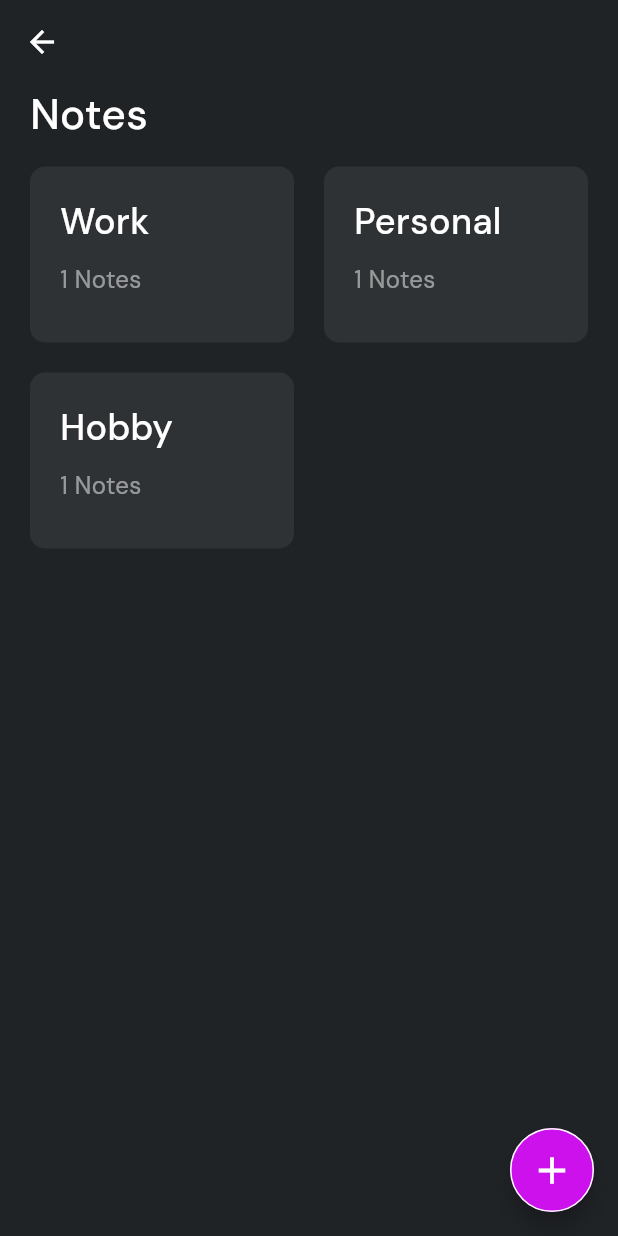
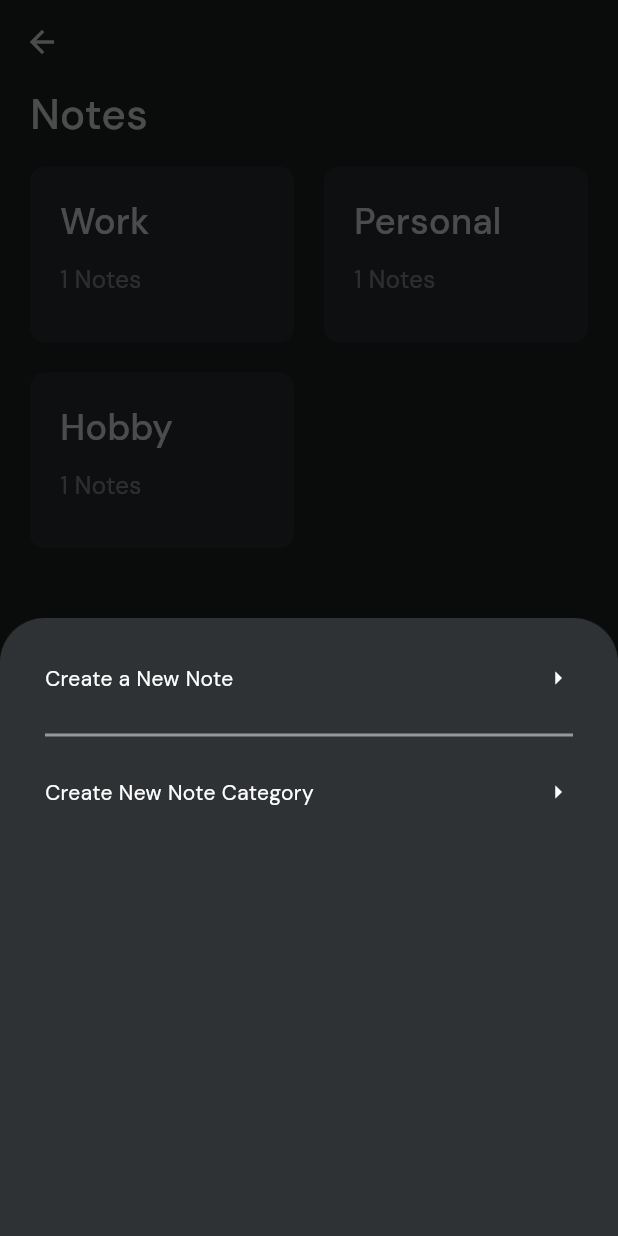
Before and after one commit to Minoli-1998/note-sphere, a Flutter app: the NotesPage screen opened by its route, after a tap on the "add" icon, on a phone screen of 412 x 824 dp. Run offline on Flutter 3.47's test engine with Material 3 defaults, Android fonts, the phone set to English and light mode, and no system bars; our stand-ins replace go_router, google_fonts, hive, hive_flutter; accounts and stored records are empty; generated files the repository leaves out were written again.

Commit message:
Create a new note category

```diff
--- /dev/null
+++ b/lib/pages/create_new_note.dart
@@ -0,0 +1,16 @@
+import 'package:flutter/material.dart';
+
+class CreateNewNote extends StatefulWidget {
+  final bool isNewCategory;
+  const CreateNewNote({super.key, required this.isNewCategory});
+
+  @override
+  State<CreateNewNote> createState() => _CreateNewNoteState();
+}
+
+class _CreateNewNoteState extends State<CreateNewNote> {
+  @override
+  Widget build(BuildContext context) {
+    return Scaffold(appBar: AppBar(title: Text("Note")));
+  }
+}
--- a/lib/pages/notes_page.dart
+++ b/lib/pages/notes_page.dart
@@ -5,6 +5,7 @@ import 'package:note_sphere/utils/colors.dart';
 import 'package:note_sphere/utils/constants.dart';
 import 'package:note_sphere/utils/router.dart';
 import 'package:note_sphere/utils/text_styles.dart';
+import 'package:note_sphere/widgets/category_input_bottom_sheet.dart';
 import 'package:note_sphere/widgets/notes_category_card.dart';
 
 class NotesPage extends StatefulWidget {
@@ -39,6 +40,28 @@ class _NotesPageState extends State<NotesPage> {
     loadNotes();
   }
 
+  // open bottom sheet
+  void openBottomSheet() {
+    showModalBottomSheet(
+      barrierColor: Colors.black.withValues(alpha: 0.7),
+      context: context,
+      builder: (context) {
+        return CategoryInputBottomSheet(
+          onNewNote: () {
+            // close the bottom sheet after clicking
+            Navigator.pop(context);
+            AppRouter.router.push('/create-note', extra: false);
+          },
+          onNewCategory: () {
+            // close the bottom sheet after clicking
+            Navigator.pop(context);
+            AppRouter.router.push("/create-note", extra: true);
+          },
+        );
+      },
+    );
+  }
+
   Future<void> loadNotes() async {
     final List<Note> loadedNotes = await noteService.loadNotes();
     final Map<String, List<Note>> notesByCategory = noteService
@@ -64,7 +87,7 @@ class _NotesPageState extends State<NotesPage> {
       ),
 
       floatingActionButton: FloatingActionButton(
-        onPressed: () {},
+        onPressed: openBottomSheet,
         shape: CircleBorder(
           side: BorderSide(width: 1, color: AppColors.kWhiteColor),
         ),
--- a/lib/utils/router.dart
+++ b/lib/utils/router.dart
@@ -1,5 +1,6 @@
 import 'package:flutter/material.dart';
 import 'package:go_router/go_router.dart';
+import 'package:note_sphere/pages/create_new_note.dart';
 import 'package:note_sphere/pages/home_page.dart';
 import 'package:note_sphere/pages/notes_by_category.dart';
 import 'package:note_sphere/pages/notes_page.dart';
@@ -47,6 +48,16 @@ class AppRouter {
           return NotesByCategory(category: category);
         },
       ),
+
+      // new note page
+      GoRoute(
+        name: "create note",
+        path: '/create-note',
+        builder: (context, state) {
+          final bool isNewCategory = state.extra as bool;
+          return CreateNewNote(isNewCategory: isNewCategory);
+        },
+      ),
     ],
   );
 }
--- /dev/null
+++ b/lib/widgets/category_input_bottom_sheet.dart
@@ -0,0 +1,86 @@
+import 'package:flutter/material.dart';
+import 'package:note_sphere/utils/colors.dart';
+import 'package:note_sphere/utils/constants.dart';
+import 'package:note_sphere/utils/container_styles.dart';
+import 'package:note_sphere/utils/text_styles.dart';
+
+class CategoryInputBottomSheet extends StatefulWidget {
+  final Function() onNewNote;
+  final Function() onNewCategory;
+
+  const CategoryInputBottomSheet({
+    super.key,
+    required this.onNewNote,
+    required this.onNewCategory,
+  });
+
+  @override
+  State<CategoryInputBottomSheet> createState() =>
+      _CategoryInputBottomSheetState();
+}
+
+class _CategoryInputBottomSheetState extends State<CategoryInputBottomSheet> {
+  @override
+  Widget build(BuildContext context) {
+    return Container(
+      width: double.infinity,
+      height: MediaQuery.of(context).size.height * 0.5,
+      padding: EdgeInsets.all(AppConstants.kDefaultPadding * 1.5),
+      decoration: AppContainerStyles.cardStyle.copyWith(
+        borderRadius: BorderRadius.only(
+          topLeft: Radius.circular(30),
+          topRight: Radius.circular(30),
+        ),
+      ),
+      child: Column(
+        mainAxisAlignment: MainAxisAlignment.start,
+        children: [
+          GestureDetector(
+            onTap: widget.onNewNote,
+            child: Row(
+              mainAxisAlignment: MainAxisAlignment.spaceBetween,
+              children: [
+                Text(
+                  "Create a New Note",
+                  style: AppTextStyles.appDescriptionSmallStyle,
+                ),
+                Icon(
+                  Icons.arrow_right_outlined,
+                  color: AppColors.kWhiteColor,
+                  size: 20,
+                ),
+              ],
+            ),
+          ),
+
+          SizedBox(height: 20),
+
+          Divider(
+            color: AppColors.kWhiteColor.withValues(alpha: 0.5),
+            thickness: 2,
+          ),
+
+          SizedBox(height: 20),
+
+          GestureDetector(
+            onTap: widget.onNewCategory,
+            child: Row(
+              mainAxisAlignment: MainAxisAlignment.spaceBetween,
+              children: [
+                Text(
+                  "Create New Note Category",
+                  style: AppTextStyles.appDescriptionSmallStyle,
+                ),
+                Icon(
+                  Icons.arrow_right_outlined,
+                  color: AppColors.kWhiteColor,
+                  size: 20,
+                ),
+              ],
+            ),
+          ),
+        ],
+      ),
+    );
+  }
+}
```
